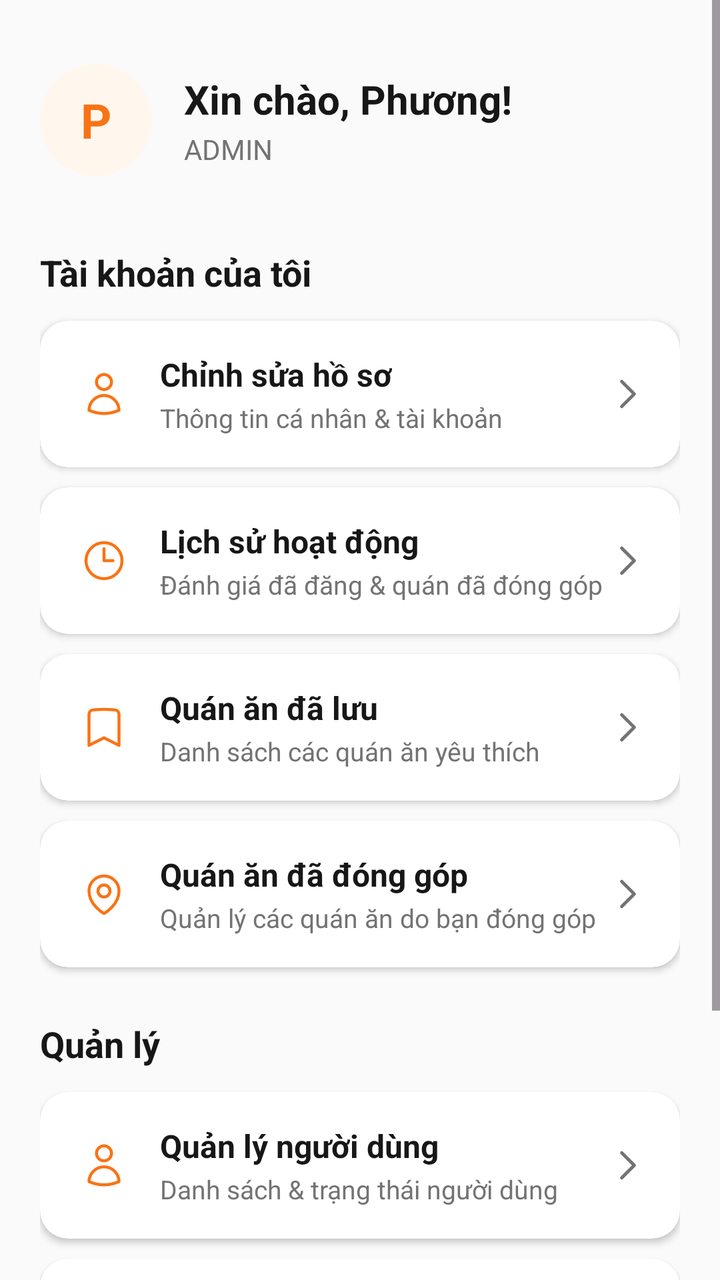
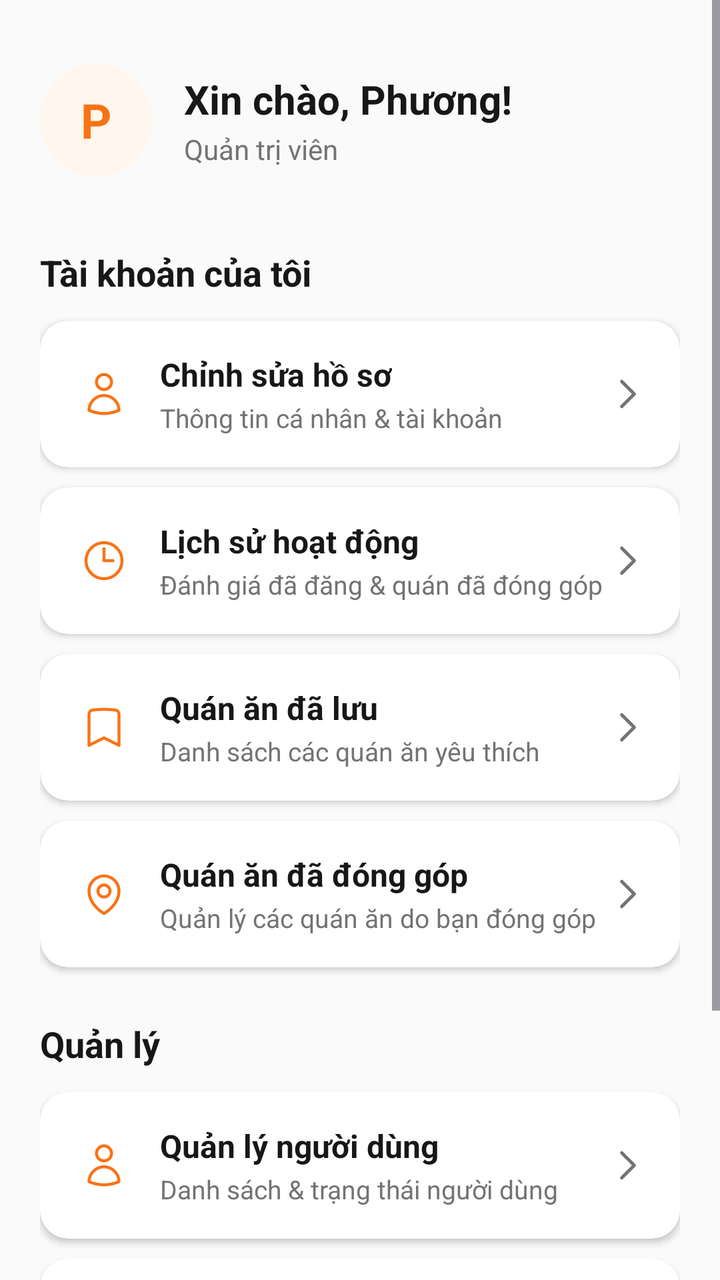

Two renders of the same Android screen: before a commit and after it. Below are the layout's source before the change and the commit's diff.
<!-- AndroidManifest.xml: application theme Theme.Unieats -->
<!-- res/layout/fragment_profile.xml -->
<?xml version="1.0" encoding="utf-8"?>
<ScrollView xmlns:android="http://schemas.android.com/apk/res/android"
    xmlns:app="http://schemas.android.com/apk/res-auto"
    xmlns:tools="http://schemas.android.com/tools"
    android:layout_width="match_parent"
    android:layout_height="match_parent"
    android:background="@color/canvas"
    android:fillViewport="true">

    <LinearLayout
        android:layout_width="match_parent"
        android:layout_height="wrap_content"
        android:orientation="vertical"
        android:padding="20dp">

        
        <LinearLayout
            android:layout_width="match_parent"
            android:layout_height="wrap_content"
            android:gravity="center_vertical"
            android:orientation="horizontal"
            android:paddingVertical="12dp">

            <TextView
                android:id="@+id/tvAvatar"
                android:layout_width="56dp"
                android:layout_height="56dp"
                android:background="@drawable/bg_circle_orange"
                android:backgroundTint="#FFF7ED"
                android:gravity="center"
                android:text="P"
                android:textColor="@color/orange_500"
                android:textSize="24sp"
                android:textStyle="bold" />

            <LinearLayout
                android:layout_width="wrap_content"
                android:layout_height="wrap_content"
                android:layout_marginStart="16dp"
                android:orientation="vertical">

                <TextView
                    android:id="@+id/tvUserName"
                    android:layout_width="wrap_content"
                    android:layout_height="wrap_content"
                    android:text="Xin chào, Phương!"
                    android:textColor="@color/neutral_900"
                    android:textSize="20sp"
                    android:textStyle="bold" />

                <TextView
                    android:id="@+id/tvUserRole"
                    android:layout_width="wrap_content"
                    android:layout_height="wrap_content"
                    android:layout_marginTop="2dp"
                    android:text="ADMIN"
                    android:textColor="@color/neutral_500"
                    android:textSize="14sp" />
            </LinearLayout>
        </LinearLayout>

        
        <TextView
            android:layout_width="wrap_content"
            android:layout_height="wrap_content"
            android:layout_marginTop="24dp"
            android:layout_marginBottom="12dp"
            android:text="Tài khoản của tôi"
            android:textColor="@color/neutral_900"
            android:textSize="18sp"
            android:textStyle="bold" />

        
        <androidx.cardview.widget.CardView
            android:id="@+id/cvEditProfile"
            android:layout_width="match_parent"
            android:layout_height="wrap_content"
            android:layout_marginBottom="10dp"
            android:clickable="true"
            android:focusable="true"
            app:cardBackgroundColor="@color/neutral_0"
            app:cardCornerRadius="14dp"
            app:cardElevation="2dp">

            <LinearLayout
                android:layout_width="match_parent"
                android:layout_height="wrap_content"
                android:gravity="center_vertical"
                android:orientation="horizontal"
                android:padding="16dp">

                <ImageView
                    android:layout_width="32dp"
                    android:layout_height="32dp"
                    android:padding="4dp"
                    android:src="@drawable/ic_user"
                    app:tint="@color/orange_500" />

                <LinearLayout
                    android:layout_width="0dp"
                    android:layout_height="wrap_content"
                    android:layout_weight="1"
                    android:orientation="vertical"
                    android:paddingStart="12dp">

                    <TextView
                        android:layout_width="wrap_content"
                        android:layout_height="wrap_content"
                        android:text="Chỉnh sửa hồ sơ"
                        android:textColor="@color/neutral_900"
                        android:textSize="16sp"
                        android:textStyle="bold" />

                    <TextView
                        android:layout_width="wrap_content"
                        android:layout_height="wrap_content"
                        android:layout_marginTop="2dp"
                        android:text="Thông tin cá nhân &amp; tài khoản"
                        android:textColor="@color/neutral_500"
                        android:textSize="13sp" />
                </LinearLayout>

                <ImageView
                    android:layout_width="20dp"
                    android:layout_height="20dp"
                    android:src="@drawable/ic_chevron_right"
                    app:tint="@color/neutral_500" />
            </LinearLayout>
        </androidx.cardview.widget.CardView>

        
        <androidx.cardview.widget.CardView
            android:id="@+id/cvHistory"
            android:layout_width="match_parent"
            android:layout_height="wrap_content"
            android:layout_marginBottom="10dp"
            android:clickable="true"
            android:focusable="true"
            app:cardBackgroundColor="@color/neutral_0"
            app:cardCornerRadius="14dp"
            app:cardElevation="2dp">

            <LinearLayout
                android:layout_width="match_parent"
                android:layout_height="wrap_content"
                android:gravity="center_vertical"
                android:orientation="horizontal"
                android:padding="16dp">

                <ImageView
                    android:layout_width="32dp"
                    android:layout_height="32dp"
                    android:padding="4dp"
                    android:src="@drawable/ic_clock"
                    app:tint="@color/orange_500" />

                <LinearLayout
                    android:layout_width="0dp"
                    android:layout_height="wrap_content"
                    android:layout_weight="1"
                    android:orientation="vertical"
                    android:paddingStart="12dp">

                    <TextView
                        android:layout_width="wrap_content"
                        android:layout_height="wrap_content"
                        android:text="Lịch sử hoạt động"
                        android:textColor="@color/neutral_900"
                        android:textSize="16sp"
                        android:textStyle="bold" />

                    <TextView
                        android:layout_width="wrap_content"
                        android:layout_height="wrap_content"
                        android:layout_marginTop="2dp"
                        android:text="Đánh giá đã đăng &amp; quán đã đóng góp"
                        android:textColor="@color/neutral_500"
                        android:textSize="13sp" />
                </LinearLayout>

                <ImageView
                    android:layout_width="20dp"
                    android:layout_height="20dp"
                    android:src="@drawable/ic_chevron_right"
                    app:tint="@color/neutral_500" />
            </LinearLayout>
        </androidx.cardview.widget.CardView>

        
        <androidx.cardview.widget.CardView
            android:id="@+id/cvSavedRestaurants"
            android:layout_width="match_parent"
            android:layout_height="wrap_content"
            android:layout_marginBottom="10dp"
            android:clickable="true"
            android:focusable="true"
            app:cardBackgroundColor="@color/neutral_0"
            app:cardCornerRadius="14dp"
            app:cardElevation="2dp">

            <LinearLayout
                android:layout_width="match_parent"
                android:layout_height="wrap_content"
                android:gravity="center_vertical"
                android:orientation="horizontal"
                android:padding="16dp">

                <ImageView
                    android:layout_width="32dp"
                    android:layout_height="32dp"
                    android:padding="4dp"
                    android:src="@drawable/ic_bookmark"
                    app:tint="@color/orange_500" />

                <LinearLayout
                    android:layout_width="0dp"
                    android:layout_height="wrap_content"
                    android:layout_weight="1"
                    android:orientation="vertical"
                    android:paddingStart="12dp">

                    <TextView
                        android:layout_width="wrap_content"
                        android:layout_height="wrap_content"
                        android:text="Quán ăn đã lưu"
                        android:textColor="@color/neutral_900"
                        android:textSize="16sp"
                        android:textStyle="bold" />

                    <TextView
                        android:layout_width="wrap_content"
                        android:layout_height="wrap_content"
                        android:layout_marginTop="2dp"
                        android:text="Danh sách các quán ăn yêu thích"
                        android:textColor="@color/neutral_500"
                        android:textSize="13sp" />
                </LinearLayout>

                <ImageView
                    android:layout_width="20dp"
                    android:layout_height="20dp"
                    android:src="@drawable/ic_chevron_right"
                    app:tint="@color/neutral_500" />
            </LinearLayout>
        </androidx.cardview.widget.CardView>

        
        <androidx.cardview.widget.CardView
            android:id="@+id/cvMyRestaurants"
            android:layout_width="match_parent"
            android:layout_height="wrap_content"
            android:layout_marginBottom="10dp"
            android:clickable="true"
            android:focusable="true"
            app:cardBackgroundColor="@color/neutral_0"
            app:cardCornerRadius="14dp"
            app:cardElevation="2dp">

            <LinearLayout
                android:layout_width="match_parent"
                android:layout_height="wrap_content"
                android:gravity="center_vertical"
                android:orientation="horizontal"
                android:padding="16dp">

                <ImageView
                    android:layout_width="32dp"
                    android:layout_height="32dp"
                    android:padding="4dp"
                    android:src="@drawable/ic_location"
                    app:tint="@color/orange_500" />

                <LinearLayout
                    android:layout_width="0dp"
                    android:layout_height="wrap_content"
                    android:layout_weight="1"
                    android:orientation="vertical"
                    android:paddingStart="12dp">

                    <TextView
                        android:layout_width="wrap_content"
                        android:layout_height="wrap_content"
                        android:text="Quán ăn đã đóng góp"
                        android:textColor="@color/neutral_900"
                        android:textSize="16sp"
                        android:textStyle="bold" />

                    <TextView
                        android:layout_width="wrap_content"
                        android:layout_height="wrap_content"
                        android:layout_marginTop="2dp"
                        android:text="Quản lý các quán ăn do bạn đóng góp"
                        android:textColor="@color/neutral_500"
                        android:textSize="13sp" />
                </LinearLayout>

                <ImageView
                    android:layout_width="20dp"
                    android:layout_height="20dp"
                    android:src="@drawable/ic_chevron_right"
                    app:tint="@color/neutral_500" />
            </LinearLayout>
        </androidx.cardview.widget.CardView>

        
        <LinearLayout
            android:id="@+id/llManagementSection"
            android:layout_width="match_parent"
            android:layout_height="wrap_content"
            android:orientation="vertical">

            <TextView
                android:id="@+id/tvManagementHeader"
                android:layout_width="wrap_content"
                android:layout_height="wrap_content"
                android:layout_marginTop="16dp"
                android:layout_marginBottom="12dp"
                android:text="Quản lý"
                android:textColor="@color/neutral_900"
                android:textSize="18sp"
                android:textStyle="bold" />

            
            <androidx.cardview.widget.CardView
                android:id="@+id/cvManageUsers"
                android:layout_width="match_parent"
                android:layout_height="wrap_content"
                android:layout_marginBottom="10dp"
                android:clickable="true"
                android:focusable="true"
                app:cardBackgroundColor="@color/neutral_0"
                app:cardCornerRadius="14dp"
                app:cardElevation="2dp">

                <LinearLayout
                    android:layout_width="match_parent"
                    android:layout_height="wrap_content"
                    android:gravity="center_vertical"
                    android:orientation="horizontal"
                    android:padding="16dp">

                    <ImageView
                        android:layout_width="32dp"
                        android:layout_height="32dp"
                        android:padding="4dp"
                        android:src="@drawable/ic_user"
                        app:tint="@color/orange_500" />

                    <LinearLayout
                        android:layout_width="0dp"
                        android:layout_height="wrap_content"
                        android:layout_weight="1"
                        android:orientation="vertical"
                        android:paddingStart="12dp">

                        <TextView
                            android:layout_width="wrap_content"
                            android:layout_height="wrap_content"
                            android:text="Quản lý người dùng"
                            android:textColor="@color/neutral_900"
                            android:textSize="16sp"
                            android:textStyle="bold" />

                        <TextView
                            android:layout_width="wrap_content"
                            android:layout_height="wrap_content"
                            android:layout_marginTop="2dp"
                            android:text="Danh sách &amp; trạng thái người dùng"
                            android:textColor="@color/neutral_500"
                            android:textSize="13sp" />
                    </LinearLayout>

                    <ImageView
                        android:layout_width="20dp"
                        android:layout_height="20dp"
                        android:src="@drawable/ic_chevron_right"
                        app:tint="@color/neutral_500" />
                </LinearLayout>
            </androidx.cardview.widget.CardView>

            
            <androidx.cardview.widget.CardView
                android:id="@+id/cvManageRestaurants"
                android:layout_width="match_parent"
                android:layout_height="wrap_content"
                android:layout_marginBottom="10dp"
                android:clickable="true"
                android:focusable="true"
                app:cardBackgroundColor="@color/neutral_0"
                app:cardCornerRadius="14dp"
                app:cardElevation="2dp">

                <LinearLayout
                    android:layout_width="match_parent"
                    android:layout_height="wrap_content"
                    android:gravity="center_vertical"
                    android:orientation="horizontal"
                    android:padding="16dp">

                    <ImageView
                        android:layout_width="32dp"
                        android:layout_height="32dp"
                        android:padding="4dp"
                        android:src="@drawable/ic_bookmark"
                        app:tint="@color/orange_500" />

                    <LinearLayout
                        android:layout_width="0dp"
                        android:layout_height="wrap_content"
                        android:layout_weight="1"
                        android:orientation="vertical"
                        android:paddingStart="12dp">

                        <TextView
                            android:layout_width="wrap_content"
                            android:layout_height="wrap_content"
                            android:text="Kiểm duyệt quán ăn"
                            android:textColor="@color/neutral_900"
                            android:textSize="16sp"
                            android:textStyle="bold" />

                        <TextView
                            android:layout_width="wrap_content"
                            android:layout_height="wrap_content"
                            android:layout_marginTop="2dp"
                            android:text="Duyệt &amp; xử lý các quán ăn"
                            android:textColor="@color/neutral_500"
                            android:textSize="13sp" />
                    </LinearLayout>

                    <ImageView
                        android:layout_width="20dp"
                        android:layout_height="20dp"
                        android:src="@drawable/ic_chevron_right"
                        app:tint="@color/neutral_500" />
                </LinearLayout>
            </androidx.cardview.widget.CardView>

        </LinearLayout>

        
        <androidx.appcompat.widget.AppCompatButton
            android:id="@+id/btnLogout"
            android:layout_width="140dp"
            android:layout_height="44dp"
            android:layout_gravity="center_horizontal"
            android:layout_marginTop="10dp"
            android:layout_marginBottom="24dp"
            android:background="@drawable/bg_button_orange"
            android:text="Đăng xuất"
            android:textAllCaps="false"
            android:textColor="@color/neutral_0"
            android:textSize="15sp"
            android:textStyle="bold" />

    </LinearLayout>
</ScrollView>
<!-- resources referenced by this layout -->
<resources>
  <color name="canvas">@color/neutral_50</color>
  <color name="neutral_0">#FFFFFF</color>
  <color name="neutral_500">#737373</color>
  <color name="neutral_900">#171717</color>
  <color name="orange_500">#F97316</color>
  <!-- drawable bg_button_orange (drawable) -->
  <?xml version="1.0" encoding="utf-8"?>
  <shape xmlns:android="http://schemas.android.com/apk/res/android"
      android:shape="rectangle">
      <solid android:color="@color/orange_500" />
      <corners android:radius="12dp" />
  </shape>
  <!-- drawable bg_circle_orange (drawable) -->
  <?xml version="1.0" encoding="utf-8"?>
  <shape xmlns:android="http://schemas.android.com/apk/res/android"
      android:shape="oval">
      <solid android:color="@color/orange_500" />
  </shape>
  <!-- drawable ic_bookmark (drawable) -->
  <vector xmlns:android="http://schemas.android.com/apk/res/android"
      android:width="24dp"
      android:height="24dp"
      android:viewportWidth="24"
      android:viewportHeight="24">
      <path
          android:strokeColor="#FF6B00"
          android:strokeWidth="1.5"
          android:strokeLineCap="round"
          android:strokeLineJoin="round"
          android:pathData="M 17.5933 3.32241 C 18.6939 3.45014 19.5 4.399 19.5 5.50699 V 21 L 12 17.25 L 4.5 21 V 5.50699 C 4.5 4.399 5.30608 3.45014 6.40668 3.32241 C 8.24156 3.10947 10.108 3 12 3 C 13.892 3 15.7584 3.10947 17.5933 3.32241 Z" />
  </vector>
  <!-- drawable ic_chevron_right (drawable) -->
  <vector xmlns:android="http://schemas.android.com/apk/res/android"
      android:width="24dp"
      android:height="24dp"
      android:viewportWidth="24"
      android:viewportHeight="24">
      <path
          android:strokeColor="#64748B"
          android:strokeWidth="2.0"
          android:strokeLineCap="round"
          android:strokeLineJoin="round"
          android:pathData="M 8.25 4.5 L 15.75 12 L 8.25 19.5" />
  </vector>
  <!-- drawable ic_clock (drawable) -->
  <vector xmlns:android="http://schemas.android.com/apk/res/android"
      android:width="24dp"
      android:height="24dp"
      android:viewportWidth="24"
      android:viewportHeight="24">
      <path
          android:strokeColor="#64748B"
          android:strokeWidth="1.5"
          android:strokeLineCap="round"
          android:strokeLineJoin="round"
          android:pathData="M 12 6 V 12 H 16.5 M 21 12 C 21 16.9706 16.9706 21 12 21 C 7.02944 21 3 16.9706 3 12 C 3 7.02944 7.02944 3 12 3 C 16.9706 3 21 7.02944 21 12 Z" />
  </vector>
  <!-- drawable ic_location (drawable) -->
  <vector xmlns:android="http://schemas.android.com/apk/res/android"
      android:width="24dp"
      android:height="24dp"
      android:viewportWidth="24"
      android:viewportHeight="24">
      <path
          android:strokeColor="#64748B"
          android:strokeWidth="1.5"
          android:strokeLineCap="round"
          android:strokeLineJoin="round"
          android:pathData="M 15 10.5 C 15 12.1569 13.6569 13.5 12 13.5 C 10.3431 13.5 9 12.1569 9 10.5 C 9 8.84315 10.3431 7.5 12 7.5 C 13.6569 7.5 15 8.84315 15 10.5 Z" />
      <path
          android:strokeColor="#64748B"
          android:strokeWidth="1.5"
          android:strokeLineCap="round"
          android:strokeLineJoin="round"
          android:pathData="M 19.5 10.5 C 19.5 17.6421 12 21.75 12 21.75 C 12 21.75 4.5 17.6421 4.5 10.5 C 4.5 6.35786 7.85786 3 12 3 C 16.1421 3 19.5 6.35786 19.5 10.5 Z" />
  </vector>
  <style name="Theme.Unieats" parent="Base.Theme.UniEats" />
  <color name="neutral_50">#FAFAFA</color>
  <style name="Base.Theme.UniEats" parent="Theme.Material3.DayNight.NoActionBar">
          
      </style>
  <!-- unchanged entries left out for length: 1 -->
</resources>

<!-- the commit's change to res/layout/fragment_profile.xml (unified diff, before → after) -->
@@ -53,7 +53,7 @@
                     android:layout_width="wrap_content"
                     android:layout_height="wrap_content"
                     android:layout_marginTop="2dp"
-                    android:text="ADMIN"
+                    android:text="Quản trị viên"
                     android:textColor="@color/neutral_500"
                     android:textSize="14sp" />
             </LinearLayout>
